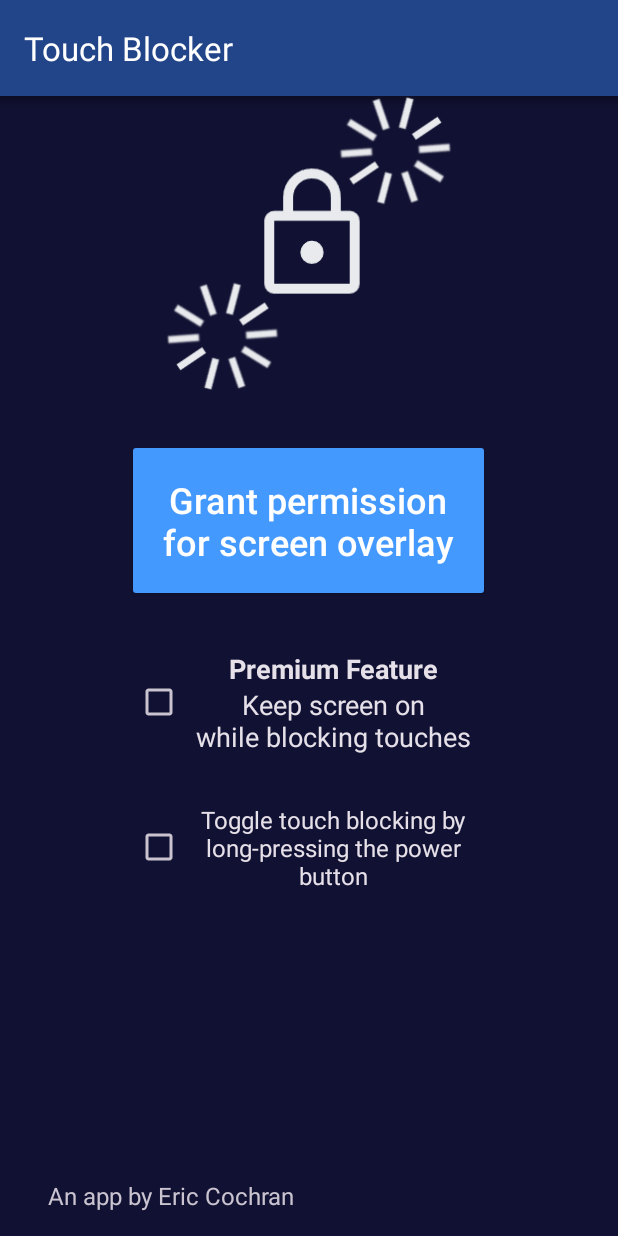
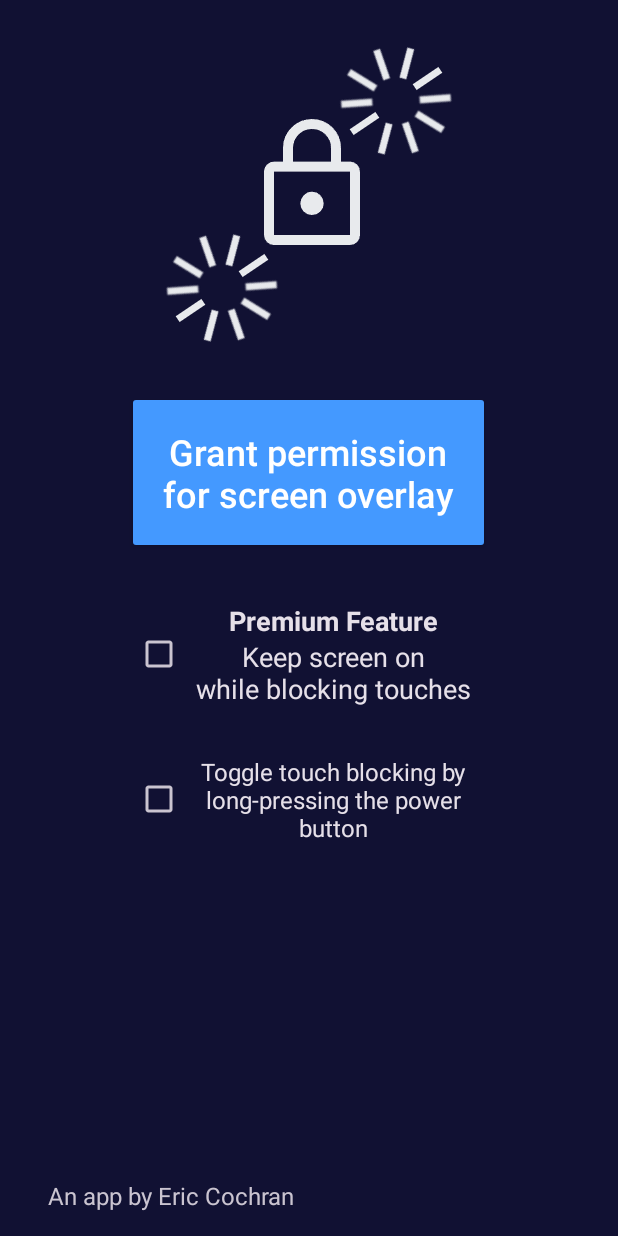
Before and after one commit to NightlyNexus/TouchBlocker, an Android app: the screen it shows after launch (LauncherActivity), on a phone screen of 412 x 824 dp. Run offline under Robolectric (Android 15) with nearby library versions, the phone set to English and light mode, and no system bars; 4 statements that could not run were skipped.

Commit message:
Remove toolbar.

```diff
--- a/app/src/main/kotlin/com/nightlynexus/touchblocker/ExtendedToolbar.kt
+++ /dev/null
@@ -1,65 +0,0 @@
-package com.nightlynexus.touchblocker
-
-import android.content.Context
-import android.os.Build.VERSION.SDK_INT
-import android.util.AttributeSet
-import android.view.View.MeasureSpec.EXACTLY
-import android.view.WindowInsets
-import androidx.appcompat.widget.Toolbar
-
-internal class ExtendedToolbar(
-  context: Context,
-  attributes: AttributeSet
-) : Toolbar(context, attributes) {
-  private var insetTop = 0
-  private var insetLeft = 0
-  private var insetRight = 0
-  private var initialHeight = 0
-  private var initialPaddingTop = 0
-  private var initialPaddingLeft = 0
-  private var initialPaddingRight = 0
-  private var initialMeasure = true
-
-  override fun onApplyWindowInsets(insets: WindowInsets): WindowInsets {
-    if (SDK_INT >= 30) {
-      val systemBarsInsets = insets.getInsets(WindowInsets.Type.systemBars())
-      insetTop = systemBarsInsets.top
-      insetLeft = systemBarsInsets.left
-      insetRight = systemBarsInsets.right
-    } else {
-      insetTop = @Suppress("Deprecation") insets.systemWindowInsetTop
-      insetLeft = @Suppress("Deprecation") insets.systemWindowInsetLeft
-      insetRight = @Suppress("Deprecation") insets.systemWindowInsetRight
-    }
-    return super.onApplyWindowInsets(insets)
-  }
-
-  override fun onMeasure(
-    widthMeasureSpec: Int,
-    heightMeasureSpec: Int
-  ) {
-    if (initialMeasure) {
-      super.onMeasure(widthMeasureSpec, heightMeasureSpec)
-      initialHeight = measuredHeight
-      initialPaddingTop = paddingTop
-      initialPaddingLeft = paddingLeft
-      initialPaddingRight = paddingRight
-      initialMeasure = false
-    } else {
-      super.onMeasure(
-        widthMeasureSpec, MeasureSpec.makeMeasureSpec(initialHeight + insetTop, EXACTLY)
-      )
-      setPadding(
-        initialPaddingLeft + insetLeft,
-        initialPaddingTop + insetTop,
-        initialPaddingRight + insetRight,
-        paddingBottom
-      )
-    }
-  }
-
-  override fun onAttachedToWindow() {
-    super.onAttachedToWindow()
-    requestApplyInsets()
-  }
-}
--- a/app/src/main/res/drawable/toolbar_shadow_background.xml
+++ /dev/null
@@ -1,8 +0,0 @@
-<?xml version="1.0" encoding="utf-8"?>
-<shape xmlns:android="http://schemas.android.com/apk/res/android"
-    android:shape="rectangle">
-  <gradient
-      android:angle="90"
-      android:endColor="#44000000"
-      android:startColor="#00000000" />
-</shape>
--- a/app/src/main/res/layout/activity_launcher.xml
+++ b/app/src/main/res/layout/activity_launcher.xml
@@ -1,25 +1,7 @@
 <?xml version="1.0" encoding="utf-8"?>
-<LinearLayout xmlns:android="http://schemas.android.com/apk/res/android"
-    xmlns:app="http://schemas.android.com/apk/res-auto"
+<RelativeLayout xmlns:android="http://schemas.android.com/apk/res/android"
     android:layout_width="match_parent"
-    android:layout_height="match_parent"
-    android:orientation="vertical">
-
-  <com.nightlynexus.touchblocker.ExtendedToolbar
-      android:layout_width="match_parent"
-      android:layout_height="?actionBarSize"
-      android:background="@color/toolbar_background"
-      app:title="@string/toolbar_title"
-      app:titleTextColor="@color/toolbar_title" />
-
-  <RelativeLayout
-      android:layout_width="match_parent"
-      android:layout_height="match_parent">
-
-    <View
-        android:layout_width="match_parent"
-        android:layout_height="8dp"
-        android:background="@drawable/toolbar_shadow_background" />
+    android:layout_height="match_parent" android:fitsSystemWindows="true">
 
   <ImageView
       android:id="@+id/brand_icon"
@@ -92,4 +74,3 @@
       android:text="@string/footer"
       android:textSize="16sp" />
 </RelativeLayout>
-</LinearLayout>
--- a/app/src/main/res/values/activity_launcher.xml
+++ b/app/src/main/res/values/activity_launcher.xml
@@ -8,7 +8,6 @@
   </style>
 
   <style name="Launcher" parent="Theme.Material3.Dark.NoActionBar">
-    <item name="android:windowTranslucentStatus">true</item>
     <item name="colorPrimary">@color/primary</item>
     <item name="colorAccent">@color/accent</item>
     <item name="android:windowBackground">@color/window_background</item>
@@ -18,7 +17,6 @@
     <item name="colorControlHighlight">@color/enable_button_ripple</item>
   </style>
 
-  <string name="toolbar_title">@string/app_name</string>
   <string name="enable_button_accessibility_service">Grant permission\nfor screen overlay</string>
   <string name="enable_button_add_floating">Enable</string>
   <string name="enable_button_remove_floating">Remove for now</string>
@@ -29,11 +27,9 @@
   <string name="brand_icon_content_description">Touch Blocker icon</string>
   <string name="footer">An app by Eric Cochran</string>
 
-  <color name="primary">#224488</color>
+  <color name="primary">#111133</color>
   <color name="accent">#4499FF</color>
-  <color name="window_background">#111133</color>
-  <color name="toolbar_background">@color/primary</color>
-  <color name="toolbar_title">#FFFFFF</color>
+  <color name="window_background">@color/primary</color>
   <color name="enable_button_background_tint">@color/accent</color>
   <color name="enable_button_ripple">@color/window_background</color>
   <color name="enable_button_text">#FFFFFF</color>
```
Lines whose indentation alone changed are shown as unchanged.
